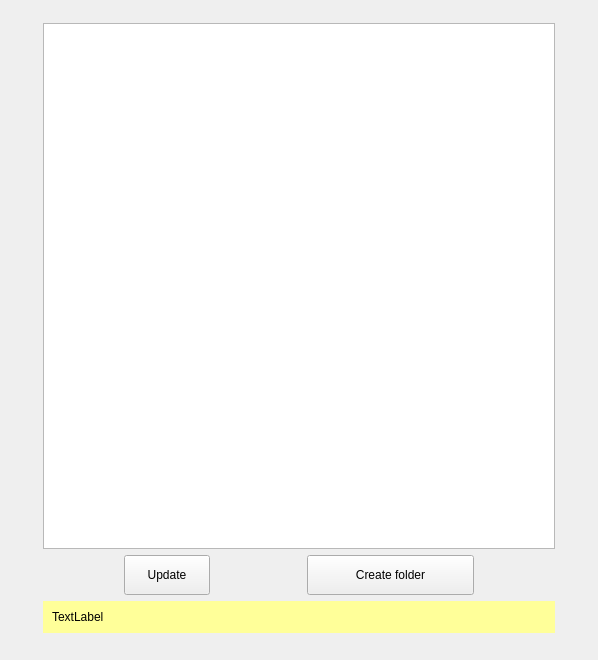
Qt form src/gui/folderwizardtargetpage.ui (IONOS-Productivity/nc-desktop) before a commit.
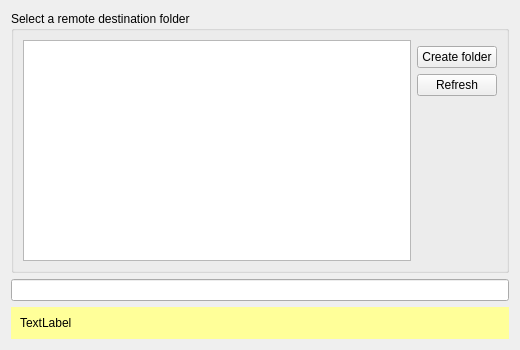
The same form after that commit.

Commit message:
Revert "[SES-56][SES-79] restructure buttons"
This reverts commit b7a86a7b43d969f653ec90ffc9c38259db265f33.

What changed in the file:
```diff
--- a/src/gui/folderwizardtargetpage.ui
+++ b/src/gui/folderwizardtargetpage.ui
@@ -6,113 +6,18 @@
    <rect>
     <x>0</x>
     <y>0</y>
-    <width>594</width>
-    <height>660</height>
+    <width>520</width>
+    <height>350</height>
    </rect>
   </property>
   <property name="windowTitle">
    <string notr="true">Form</string>
   </property>
   <layout class="QGridLayout" name="gridLayout_6">
-   <item row="0" column="0">
-    <layout class="QVBoxLayout" name="pageLayout">
-     <property name="leftMargin">
-      <number>32</number>
-     </property>
-     <property name="topMargin">
-      <number>12</number>
-     </property>
-     <property name="rightMargin">
-      <number>32</number>
-     </property>
-     <property name="bottomMargin">
-      <number>16</number>
-     </property>
-     <item>
-      <widget class="QTreeWidget" name="folderTreeWidget">
-       <property name="sizePolicy">
-        <sizepolicy hsizetype="Expanding" vsizetype="Expanding">
-         <horstretch>0</horstretch>
-         <verstretch>0</verstretch>
-        </sizepolicy>
-       </property>
-       <property name="minimumSize">
-        <size>
-         <width>512</width>
-         <height>370</height>
-        </size>
-       </property>
-       <property name="sortingEnabled">
-        <bool>true</bool>
-       </property>
-       <property name="headerHidden">
-        <bool>true</bool>
-       </property>
-       <column>
-        <property name="text">
-         <string>Folders</string>
-        </property>
-       </column>
-      </widget>
-     </item>
-     <item>
-      <layout class="QHBoxLayout" name="buttonLayout">
-       <property name="spacing">
-        <number>16</number>
-       </property>
-       <property name="sizeConstraint">
-        <enum>QLayout::SetMaximumSize</enum>
-       </property>
-       <property name="rightMargin">
-        <number>0</number>
-       </property>
-       <item>
-        <widget class="QPushButton" name="refreshButton">
-         <property name="sizePolicy">
-          <sizepolicy hsizetype="Maximum" vsizetype="Maximum">
-           <horstretch>0</horstretch>
-           <verstretch>0</verstretch>
-          </sizepolicy>
-         </property>
-         <property name="minimumSize">
-          <size>
-           <width>86</width>
-           <height>40</height>
-          </size>
-         </property>
-         <property name="styleSheet">
-          <string notr="true">Layout.alignment: Qt::AlignLeft;</string>
-         </property>
-         <property name="text">
-          <string>Update</string>
-         </property>
-        </widget>
-       </item>
-       <item>
-        <widget class="QPushButton" name="addFolderButton">
-         <property name="sizePolicy">
-          <sizepolicy hsizetype="Maximum" vsizetype="Maximum">
-           <horstretch>0</horstretch>
-           <verstretch>0</verstretch>
-          </sizepolicy>
-         </property>
-         <property name="minimumSize">
-          <size>
-           <width>167</width>
-           <height>40</height>
-          </size>
-         </property>
-         <property name="styleSheet">
-          <string notr="true">Layout.alignment: Qt::AlignLeft</string>
-         </property>
-         <property name="text">
-          <string>Create folder</string>
-         </property>
-        </widget>
-       </item>
-      </layout>
-     </item>
-     <item>
+   <item row="1" column="0">
+    <widget class="QLineEdit" name="folderEntry"/>
+   </item>
+   <item row="2" column="0">
       <widget class="QFrame" name="warnFrame">
        <property name="palette">
         <palette>
@@ -220,7 +125,62 @@
        </layout>
       </widget>
      </item>
-    </layout>
+   <item row="0" column="0">
+    <widget class="QGroupBox" name="groupBox">
+     <property name="title">
+      <string>Select a remote destination folder</string>
+     </property>
+     <property name="flat">
+      <bool>true</bool>
+     </property>
+     <property name="checkable">
+      <bool>false</bool>
+     </property>
+     <layout class="QGridLayout" name="gridLayout">
+      <item row="1" column="1">
+       <widget class="QPushButton" name="addFolderButton">
+        <property name="text">
+         <string>Create folder</string>
+        </property>
+       </widget>
+      </item>
+      <item row="3" column="1">
+       <spacer name="verticalSpacer_2">
+        <property name="orientation">
+         <enum>Qt::Vertical</enum>
+        </property>
+        <property name="sizeHint" stdset="0">
+         <size>
+          <width>20</width>
+          <height>40</height>
+         </size>
+        </property>
+       </spacer>
+      </item>
+      <item row="2" column="1">
+       <widget class="QPushButton" name="refreshButton">
+        <property name="text">
+         <string>Refresh</string>
+        </property>
+       </widget>
+      </item>
+      <item row="0" column="0" rowspan="4">
+       <widget class="QTreeWidget" name="folderTreeWidget">
+        <property name="sortingEnabled">
+         <bool>true</bool>
+        </property>
+        <property name="headerHidden">
+         <bool>true</bool>
+        </property>
+        <column>
+         <property name="text">
+          <string>Folders</string>
+         </property>
+        </column>
+       </widget>
+      </item>
+     </layout>
+    </widget>
    </item>
   </layout>
  </widget>
```
Lines whose indentation alone changed are shown as unchanged.
